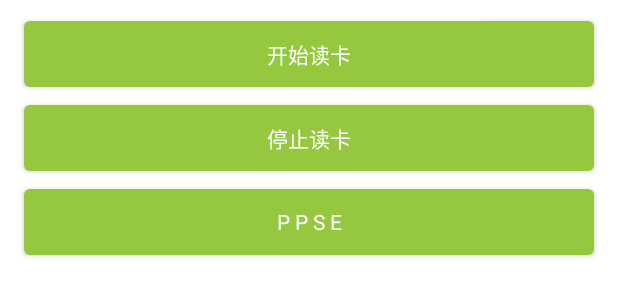
After one commit to chuwuwang/open-android-architecture-components, an Android app: the layout activity_nfc_test.xml on its own in the app's theme, with its tools: preview values and no code run, on a phone screen of 412 x 824 dp. The commit adds this screen. Shown: the top 300 px of the screen. Run offline under Robolectric (Android 15) with nearby library versions, the phone set to English and light mode, and no system bars; network calls fail.

Commit message:
feat：修复 bug

```diff
--- a/app/src/main/AndroidManifest.xml
+++ b/app/src/main/AndroidManifest.xml
@@ -145,8 +145,8 @@
             android:exported="false" />
         <activity
             android:name=".nfc.ReaderM1CardActivity"
+            android:configChanges="keyboardHidden|orientation|screenSize|screenLayout"
             android:exported="true"
-            android:configChanges="keyboardHidden|orientation|screenSize|screenLayout"
             android:launchMode="singleTask">
             <intent-filter>
                 <action android:name="android.nfc.action.ACTION_NDEF_DISCOVERED" />
--- /dev/null
+++ b/app/src/main/res/layout/activity_nfc_test.xml
@@ -0,0 +1,46 @@
+<?xml version="1.0" encoding="utf-8"?>
+<LinearLayout xmlns:android="http://schemas.android.com/apk/res/android"
+    xmlns:tools="http://schemas.android.com/tools"
+    android:layout_width="match_parent"
+    android:layout_height="match_parent"
+    android:orientation="vertical"
+    tools:ignore="HardcodedText">
+
+    <com.google.android.material.button.MaterialButton
+        android:id="@+id/mb_start_read_card"
+        android:layout_width="match_parent"
+        android:layout_height="56dp"
+        android:layout_marginStart="16dp"
+        android:layout_marginTop="8dp"
+        android:layout_marginEnd="16dp"
+        android:gravity="center"
+        android:text="开始读卡"
+        android:textAppearance="?android:attr/textAppearance"
+        android:textColor="@android:color/white"
+        android:textSize="14sp" />
+
+    <com.google.android.material.button.MaterialButton
+        android:id="@+id/mb_stop_read_card"
+        android:layout_width="match_parent"
+        android:layout_height="56dp"
+        android:layout_marginStart="16dp"
+        android:layout_marginEnd="16dp"
+        android:gravity="center"
+        android:text="停止读卡"
+        android:textAppearance="?android:attr/textAppearance"
+        android:textColor="@android:color/white"
+        android:textSize="14sp" />
+
+    <com.google.android.material.button.MaterialButton
+        android:id="@+id/mb_card_pse"
+        android:layout_width="match_parent"
+        android:layout_height="56dp"
+        android:layout_marginStart="16dp"
+        android:layout_marginEnd="16dp"
+        android:gravity="center"
+        android:text="P P S E"
+        android:textAppearance="?android:attr/textAppearance"
+        android:textColor="@android:color/white"
+        android:textSize="14sp" />
+
+</LinearLayout>
```
Also changed, not shown: app/src/main/java/com/nsz/kotlin/nfc/NfcManager.java (+14 -7 lines), app/src/main/java/com/nsz/kotlin/nfc/Provider.java (+60 -21 lines), app/src/main/java/com/nsz/kotlin/nfc/ReaderM1CardActivity.kt (+32 -2 lines).
